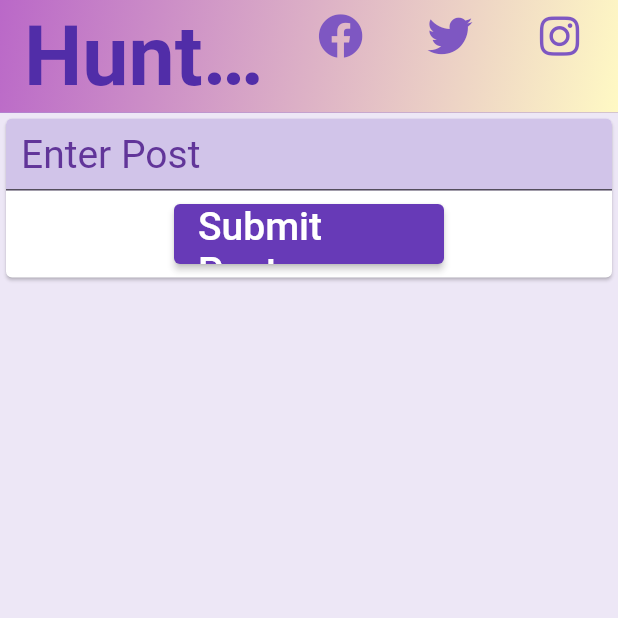
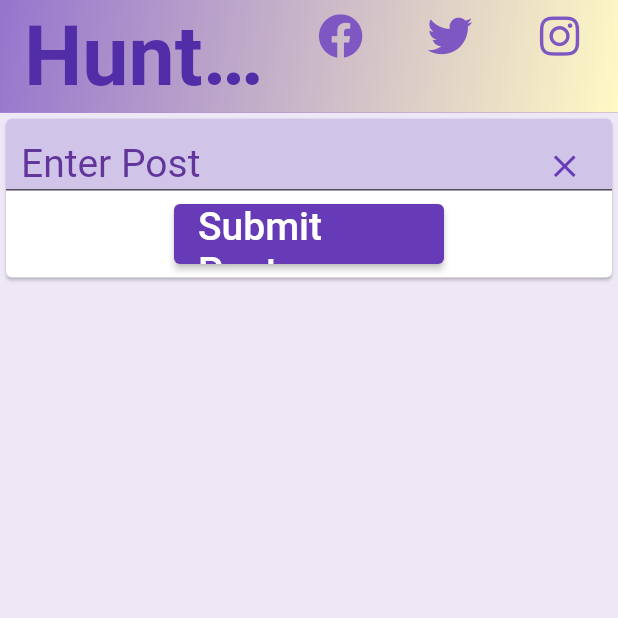
Before and after one commit to amahi2001/Hunter-Anonymous, a Flutter app: the screen it shows after launch, on a phone screen of 412 x 824 dp, the top half of it. Run offline on Flutter 3.47's test engine with Material 2 defaults, Android fonts, the phone set to English and light mode, and no system bars; our stand-ins replace cloud_firestore, firebase_core, fluttericon, google_fonts; missing offline and left inert: dart:html; accounts and stored records are empty; Roboto replaces fonts that are missing (Neuton); statements that could not run were skipped.

Commit message:
changed appBar color to deepPurple and added a new remove button in the textbox

```diff
--- a/blog/lib/pages/home.dart
+++ b/blog/lib/pages/home.dart
@@ -51,6 +51,13 @@ class _HomePageState extends State<HomePage> {
   late String post_text; //this is the user's post
   CollectionReference posts =
       FirebaseFirestore.instance.collection('posts'); //firebase instance
+
+  final text = TextEditingController();
+
+  void clearTextField() {
+    text.clear();
+  }
+
   @override
   Widget build(BuildContext context) {
     return Scaffold(
@@ -93,7 +100,7 @@ class _HomePageState extends State<HomePage> {
                       begin: Alignment.topLeft,
                       end: Alignment.bottomRight,
                       colors: <Color>[
-                Colors.purple.shade300,
+                Colors.deepPurple.shade300,
                 Colors.yellow.shade100,
               ]))),
           centerTitle: true,
@@ -108,6 +115,7 @@ class _HomePageState extends State<HomePage> {
                   child: Column(
                     children: [
                       TextField(
+                          controller: text,
                           keyboardType: TextInputType.multiline,
                           maxLines: null,
                           onChanged: (value) {
@@ -118,7 +126,12 @@ class _HomePageState extends State<HomePage> {
                               hintStyle: TextStyle(
                                   color: Color.fromRGBO(97, 53, 153, 85),
                                   fontSize: 26),
-                              contentPadding: EdgeInsets.only(left: 10),
+                              contentPadding: EdgeInsets.only(left: 10, top: 15),
+                              suffixIcon: IconButton( // Added an icon button for user to remove text from a text field.
+                                padding: EdgeInsets.only(top: 15, right: 15),
+                                onPressed: clearTextField,
+                                icon: Icon(Icons.clear, size: 25, color: Colors.deepPurple)
+                              ),
                               fillColor: Colors.deepPurple.shade100,
                               filled: true),
                           style: TextStyle(fontSize: 26)),
```
